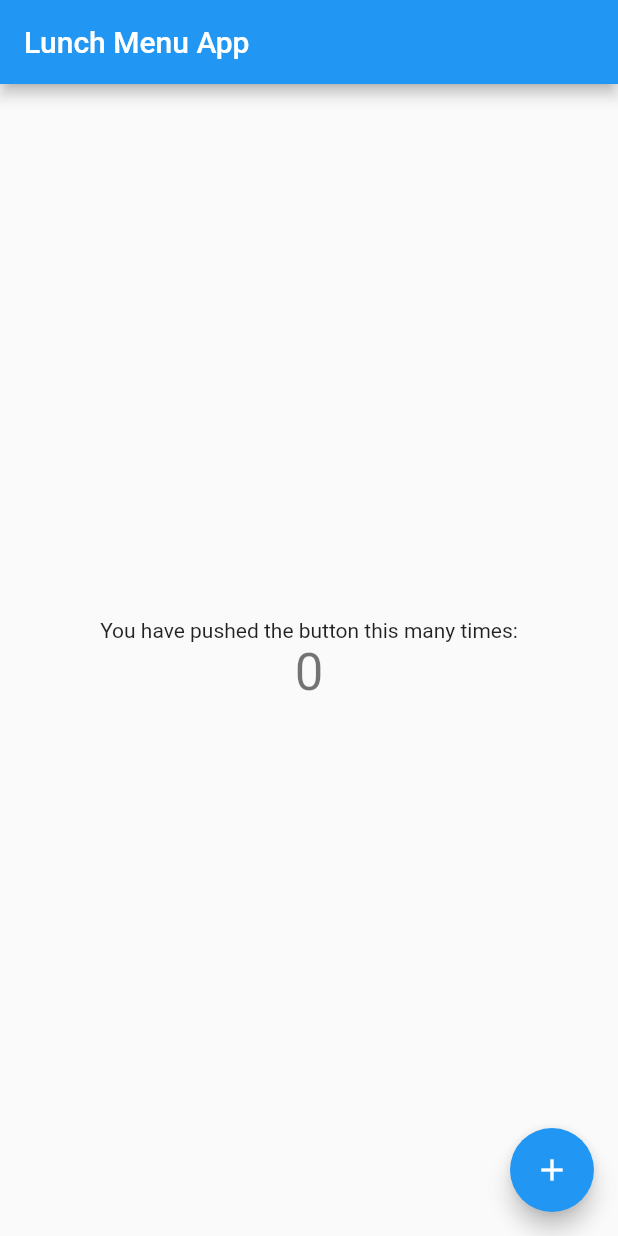
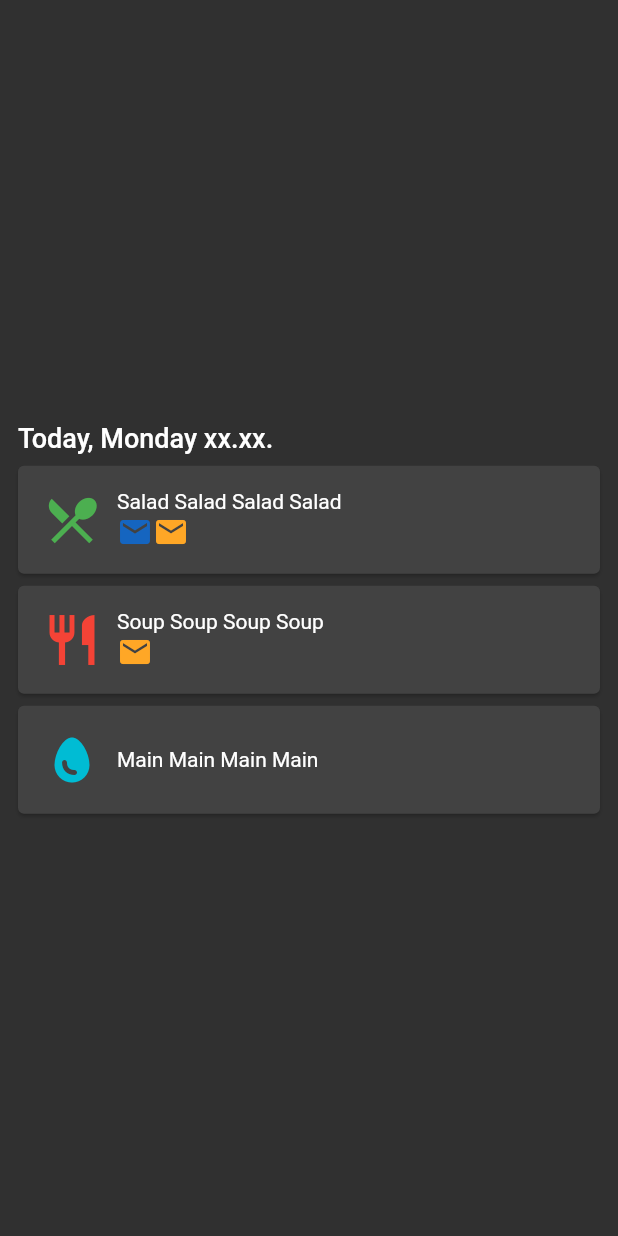
Before and after one commit to Koodattu/lunch-menu-app, a Flutter app: the screen it shows after launch, on a phone screen of 412 x 824 dp. Run offline on Flutter 3.47's test engine with Material 2 defaults, Android fonts, the phone set to English and light mode, and no system bars.

Commit message:
frontend work
working on flutter app

```diff
--- a/lunch_menu_app-flutter-frontend/lib/main.dart
+++ b/lunch_menu_app-flutter-frontend/lib/main.dart
@@ -1,67 +1,141 @@
 import 'package:flutter/material.dart';
 
 void main() {
-  runApp(const MyApp());
+  runApp(const LunchMenuApp());
 }
 
-class MyApp extends StatelessWidget {
-  const MyApp({super.key});
+class LunchMenuApp extends StatelessWidget {
+  const LunchMenuApp({super.key});
 
   @override
   Widget build(BuildContext context) {
+    final ThemeData lightTheme = ThemeData();
+    final ThemeData darkTheme = ThemeData.dark();
+
     return MaterialApp(
       title: 'Lunch App',
-      theme: ThemeData(
-        primarySwatch: Colors.blue,
+      theme: lightTheme.copyWith(
+        colorScheme: lightTheme.colorScheme.copyWith(secondary: Colors.blue),
       ),
-      home: const MyHomePage(title: 'Lunch Menu App'),
+      darkTheme: darkTheme.copyWith(
+        colorScheme: darkTheme.colorScheme.copyWith(secondary: Colors.blue),
+      ),
+      themeMode: ThemeMode.dark,
+      home: const HomePage(title: 'Lunch Menu App'),
     );
   }
 }
 
-class MyHomePage extends StatefulWidget {
-  const MyHomePage({super.key, required this.title});
+class HomePage extends StatefulWidget {
+  const HomePage({super.key, required this.title});
 
   final String title;
 
   @override
-  State<MyHomePage> createState() => _MyHomePageState();
+  State<HomePage> createState() => _HomePageState();
 }
 
-class _MyHomePageState extends State<MyHomePage> {
-  int _counter = 0;
+class _HomePageState extends State<HomePage> {
+  @override
+  Widget build(BuildContext context) {
+    return Scaffold(
+      body: Padding(
+        padding: const EdgeInsets.all(8),
+        child: Column(
+          mainAxisAlignment: MainAxisAlignment.center,
+          crossAxisAlignment: CrossAxisAlignment.stretch,
+          children: const <Widget>[
+            Padding(
+              padding: EdgeInsets.all(4),
+              child: Text(
+                "Today, Monday xx.xx.",
+                style: TextStyle(fontSize: 18, fontWeight: FontWeight.w500),
+              ),
+            ),
+            CourseCardWidget(
+              courseName: "Salad Salad Salad Salad",
+              allergens: "G L",
+            ),
+            CourseCardWidget(
+              courseName: "Soup Soup Soup Soup",
+              allergens: "G",
+            ),
+            CourseCardWidget(
+              courseName: "Main Main Main Main",
+              allergens: "",
+            ),
+          ],
+        ),
+      ),
+    );
+  }
+}
 
-  void _incrementCounter() {
-    setState(() {
-      _counter++;
-    });
+class CourseCardWidget extends StatelessWidget {
+  final String courseName;
+  final String allergens;
+
+  const CourseCardWidget({super.key, required this.courseName, required this.allergens});
+
+  Icon getMenuTypeIcon(String courseName) {
+    if (courseName.toLowerCase().contains("salad")) {
+      return const Icon(
+        Icons.restaurant_menu,
+        color: Colors.green,
+        size: 40,
+      );
+    } else if (courseName.toLowerCase().contains("soup")) {
+      return const Icon(
+        Icons.restaurant,
+        color: Colors.red,
+        size: 40,
+      );
+    } else {
+      return const Icon(
+        Icons.egg,
+        color: Colors.cyan,
+        size: 40,
+      );
+    }
   }
 
   @override
   Widget build(BuildContext context) {
-    return Scaffold(
-      appBar: AppBar(
-        title: Text(widget.title),
-      ),
-      body: Center(
-        child: Column(
-          mainAxisAlignment: MainAxisAlignment.center,
-          children: <Widget>[
-            const Text(
-              'You have pushed the button this many times:',
+    return Card(
+      child: Padding(
+        padding: const EdgeInsets.all(16),
+        child: Row(
+          mainAxisAlignment: MainAxisAlignment.start,
+          children: [
+            getMenuTypeIcon(courseName),
+            const SizedBox(
+              width: 10,
             ),
-            Text(
-              '$_counter',
-              style: Theme.of(context).textTheme.headlineMedium,
+            Column(
+              mainAxisAlignment: MainAxisAlignment.start,
+              crossAxisAlignment: CrossAxisAlignment.start,
+              children: [
+                Text(courseName),
+                Row(
+                  mainAxisAlignment: MainAxisAlignment.center,
+                  children: [
+                    if (allergens.contains("L"))
+                      Icon(
+                        Icons.mail,
+                        color: Colors.blue.shade800,
+                      ),
+                    if (allergens.contains("G"))
+                      Icon(
+                        Icons.mail,
+                        color: Colors.orange.shade400,
+                      ),
+                  ],
+                ),
+              ],
             ),
           ],
         ),
       ),
-      floatingActionButton: FloatingActionButton(
-        onPressed: _incrementCounter,
-        tooltip: 'Increment',
-        child: const Icon(Icons.add),
-      ),
     );
   }
 }
```
Also changed, not shown: lunch_menu_app-flutter-frontend/analysis_options.yaml (+0 -23 lines), lunch_menu_app-flutter-frontend/pubspec.yaml (+1 -65 lines), 1 other file.
